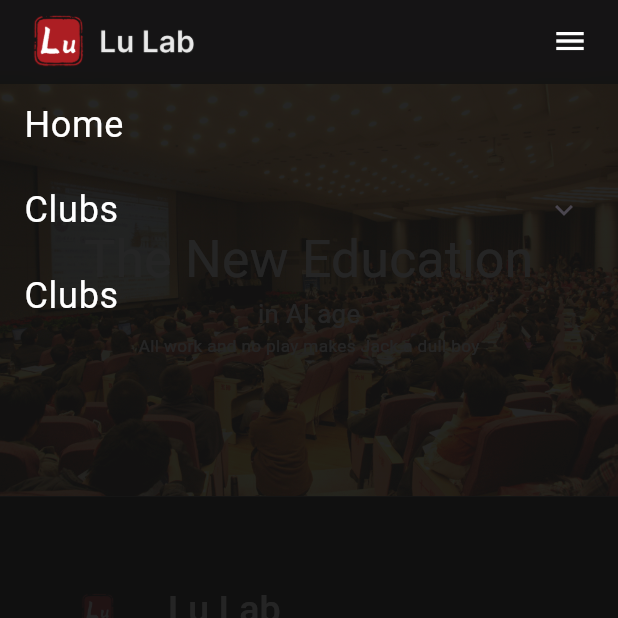
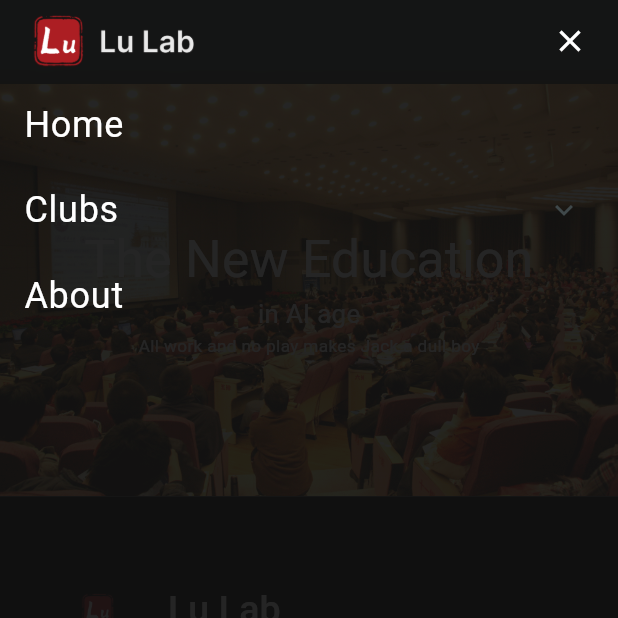
Before and after one commit to proflulab/Lulab_website, a Flutter app: the screen it shows after launch, with the side drawer open, on a phone screen of 412 x 824 dp, the top half of it. Run offline on Flutter 3.47's test engine with Material 2 defaults, Android fonts, the light colour scheme and no system bars; our stand-ins replace beamer, dropdown_button2, flutter_markdown, flutter_swiper_plus, graphql_flutter, responsive_builder and 1 more; missing offline and left inert: dart:html; network calls fail.

Commit message:
添加导航栏icon状态控制；删除全局变量dart文件；迭代侧边栏

```diff
--- a/lib/Pages/LuLab.dart
+++ b/lib/Pages/LuLab.dart
@@ -2,7 +2,6 @@ import 'dart:ui';
 import 'package:flutter/material.dart';
 import 'package:provider/provider.dart';
 import '../service/clubs_service.dart';
-import '../utils/global_data.dart';
 import '../view_model/lulab_view_model.dart';
 import '../widgets/drawer.dart';
 import '../widgets/navBar.dart';
@@ -24,13 +23,10 @@ class _LulabPageState extends State<LulabPage> {
     const AboutPage(),
   ];
 
-  bool toggleBackgroundState = false;
-
   @override
   void initState() {
     // 获取接口数据
     ClubsService.getClubs(Provider.of<LulabViewModel>(context, listen: false));
-
     super.initState();
   }
 
@@ -41,8 +37,21 @@ class _LulabPageState extends State<LulabPage> {
 
   @override
   Widget build(BuildContext context) {
+    return Consumer<LulabViewModel>(
+        builder: (context, pageControllerProvider, _) {
       return Scaffold(
-      key: GlobalData.drawerKey,
+          key: pageControllerProvider.drawerKey,
+          onDrawerChanged: (isOpened) {
+            if (isOpened) {
+              //print('Drawer is opened');
+              Provider.of<LulabViewModel>(context, listen: false)
+                  .iconSdate(false);
+            } else {
+              //print('Drawer is closed');
+              Provider.of<LulabViewModel>(context, listen: false)
+                  .iconSdate(true);
+            }
+          },
           //extendBodyBehindAppBar: true,
           drawerEdgeDragWidth: 0, // Set this to 0 to eliminate margin
           appBar: AppBar(
@@ -59,7 +68,8 @@ class _LulabPageState extends State<LulabPage> {
                     width: MediaQuery.of(context).size.width,
                     decoration: BoxDecoration(
                       borderRadius: BorderRadius.circular(5.0),
-                  color: const Color.fromARGB(255, 0, 0, 0).withOpacity(0.8),
+                      color:
+                          const Color.fromARGB(255, 0, 0, 0).withOpacity(0.8),
                     ),
                     child: const NavBar(),
                   ),
@@ -68,13 +78,10 @@ class _LulabPageState extends State<LulabPage> {
             ),
           ),
           drawer: const MobileMenu(),
-      body: Consumer<LulabViewModel>(
-          builder: (context, pageControllerProvider, _) {
-        return IndexedStack(
+          body: IndexedStack(
             index: pageControllerProvider.pageindex,
             children: _pageList,
-        );
-      }),
-    );
+          ));
+    });
   }
 }
--- a/lib/main.dart
+++ b/lib/main.dart
@@ -36,7 +36,8 @@ class MyApp extends StatelessWidget {
         title: 'Flutter Demo',
         debugShowCheckedModeBanner: false,
         theme: ThemeData(
-          colorScheme: ColorScheme.fromSeed(seedColor: Colors.deepPurple),
+          colorScheme: ColorScheme.fromSeed(
+              seedColor: const Color.fromARGB(255, 255, 255, 255)),
           useMaterial3: true,
         ),
         routerDelegate: routerDelegate,
--- a/lib/utils/global_data.dart
+++ /dev/null
@@ -1,27 +0,0 @@
-import 'package:flutter/material.dart';
-
-class GlobalData {
-  static final GlobalData _instance = GlobalData._internal();
-
-  factory GlobalData() {
-    return _instance;
-  }
-
-  GlobalData._internal();
-
-  static GlobalKey<ScaffoldState> drawerKey = GlobalKey<ScaffoldState>();
-
-  // 在这里定义你的全局变量
-  String globalString = 'Hello, World!';
-  int globalInt = 42;
-  // 添加其他需要的全局变量
-
-  // 你也可以在这个类中定义一些全局方法
-  void updateString(String newString) {
-    globalString = newString;
-  }
-
-  void updateInt(int newInt) {
-    globalInt = newInt;
-  }
-}
--- a/lib/view_model/lulab_view_model.dart
+++ b/lib/view_model/lulab_view_model.dart
@@ -5,32 +5,42 @@ import '../model/clubs_model.dart';
 class LulabViewModel with ChangeNotifier {
   int pageindex = 0;
 
+  final GlobalKey<ScaffoldState> _drawerKey = GlobalKey<ScaffoldState>();
+
   List<Clubs> _clubsdata = [];
 
   Clubs? _clubdata;
 
   List<String> _clubName = [];
 
+  bool _iconsdate = true;
+
   void toPage(int page) {
     pageindex = page;
     notifyListeners();
   }
 
-  setClubsList(List<Clubs> clubsdata) {
+  void iconSdate(bool sdate) {
+    _iconsdate = sdate;
+    notifyListeners();
+  }
+
+  void setClubsList(List<Clubs> clubsdata) {
     _clubsdata = clubsdata;
 
     notifyListeners();
   }
 
   //提取俱乐部名字并转成列表
-  getClubNameList(List<Clubs> clubsdata) {
+  void getClubNameList(List<Clubs> clubsdata) {
     if (clubsdata.isNotEmpty) {
       _clubName = clubsdata.map((club) => club.clubname.toString()).toList();
     }
     notifyListeners();
   }
 
-  chooseClub(int club) {
+  //获取俱乐部信息
+  void chooseClub(int club) {
     _clubdata = _clubsdata[club];
   }
 
@@ -39,4 +49,8 @@ class LulabViewModel with ChangeNotifier {
   Clubs? get clubdata => _clubdata;
 
   List<String> get clubname => _clubName;
+
+  bool get iconsdate => _iconsdate;
+
+  GlobalKey<ScaffoldState> get drawerKey => _drawerKey;
 }
--- a/lib/widgets/drawer.dart
+++ b/lib/widgets/drawer.dart
@@ -1,5 +1,7 @@
 import 'package:flutter/material.dart';
+import 'package:provider/provider.dart';
 
+import '../view_model/lulab_view_model.dart';
 import 'navbar.dart';
 
 class MobileMenu extends StatelessWidget {
@@ -13,7 +15,8 @@ class MobileMenu extends StatelessWidget {
         shape: const ContinuousRectangleBorder(
           borderRadius: BorderRadius.zero,
         ),
-      child: ListView(
+        child: Consumer<LulabViewModel>(builder: (context, v, _) {
+          return ListView(
             padding: EdgeInsets.zero,
             children: <Widget>[
               mobileDrawerNavBar(context),
@@ -28,7 +31,7 @@ class MobileMenu extends StatelessWidget {
                 onTap: () {
                   // 处理 Home 菜单点击事件
                   Navigator.pop(context);
-              // 这里可以添加处理点击事件后的逻辑
+                  Provider.of<LulabViewModel>(context, listen: false).toPage(0);
                 },
               ),
               ExpansionTile(
@@ -40,67 +43,27 @@ class MobileMenu extends StatelessWidget {
                   ),
                 ),
                 children: <Widget>[
+                  for (var i = 0; i < v.clubname.length; i++)
                     ListTile(
-                title: const Text(
-                  'Clubs',
-                  style: TextStyle(
+                      title: Text(
+                        v.clubname[i],
+                        style: const TextStyle(
                           color: Color.fromARGB(255, 255, 255, 255),
                           fontSize: 24.0,
                         ),
                       ),
                       onTap: () {
-                  // 处理 a 子菜单点击事件
                         Navigator.pop(context);
-                  // 这里可以添加处理点击事件后的逻辑
-                },
-              ),
-              ListTile(
-                title: const Text(
-                  'Clubs',
-                  style: TextStyle(
-                    color: Color.fromARGB(255, 255, 255, 255),
-                    fontSize: 24.0,
-                  ),
-                ),
-                onTap: () {
-                  // 处理 b 子菜单点击事件
-                  Navigator.pop(context);
-                  // 这里可以添加处理点击事件后的逻辑
-                },
-              ),
-              ListTile(
-                title: const Text(
-                  'Clubs',
-                  style: TextStyle(
-                    color: Color.fromARGB(255, 255, 255, 255),
-                    fontSize: 24.0,
-                  ),
-                ),
-                onTap: () {
-                  // 处理 c 子菜单点击事件
-                  Navigator.pop(context);
-                  // 这里可以添加处理点击事件后的逻辑
-                },
-              ),
-              ListTile(
-                title: const Text(
-                  'Clubs',
-                  style: TextStyle(
-                    color: Color.fromARGB(255, 255, 255, 255),
-                    fontSize: 24.0,
-                  ),
-                ),
-                onTap: () {
-                  // 处理 d 子菜单点击事件
-                  Navigator.pop(context);
-                  // 这里可以添加处理点击事件后的逻辑
+                        v.chooseClub(i);
+                        Provider.of<LulabViewModel>(context, listen: false)
+                            .toPage(1);
                       },
                     ),
                 ],
               ),
               ListTile(
                 title: const Text(
-              'Clubs',
+                  'About',
                   style: TextStyle(
                     color: Color.fromARGB(255, 255, 255, 255),
                     fontSize: 24.0,
@@ -109,11 +72,11 @@ class MobileMenu extends StatelessWidget {
                 onTap: () {
                   // 处理 About 菜单点击事件
                   Navigator.pop(context);
-              // 这里可以添加处理点击事件后的逻辑
+                  Provider.of<LulabViewModel>(context, listen: false).toPage(2);
                 },
               ),
             ],
-      ),
           );
+        }));
   }
 }
--- a/lib/widgets/navBar.dart
+++ b/lib/widgets/navBar.dart
@@ -1,12 +1,14 @@
+
 import 'package:flutter/material.dart';
 import 'package:provider/provider.dart';
 import 'package:responsive_builder/responsive_builder.dart';
 
-import '../utils/global_data.dart';
 import '../values/constants.dart';
 import '../values/size_font.dart';
 import '../view_model/lulab_view_model.dart';
 import 'dropdown.dart';
+
+import 'dart:html' as html;
 
 class NavBar extends StatefulWidget {
   const NavBar({Key? key}) : super(key: key);
@@ -29,21 +31,22 @@ Widget mobileNavBar(BuildContext context) {
   return Container(
     margin: const EdgeInsets.symmetric(horizontal: 20),
     height: 70,
-    child: Row(
+    child: Consumer<LulabViewModel>(builder: (context, v, _) {
+      return Row(
         mainAxisAlignment: MainAxisAlignment.spaceBetween,
         children: [
-        navLogo(),
+          navLogo(context),
           GestureDetector(
               onTap: (() {
-            GlobalData.drawerKey.currentState!.openDrawer();
+                v.drawerKey.currentState!.openDrawer();
               }),
-          child: const Icon(
-            Icons.menu,
+              child: Icon(
+                v.iconsdate ? Icons.menu : Icons.close,
                 color: Colors.white,
-          ),
-        ),
+              )),
         ],
-    ),
+      );
+    }),
   );
 }
 
@@ -54,13 +57,13 @@ Widget mobileDrawerNavBar(BuildContext context) {
     child: Row(
       mainAxisAlignment: MainAxisAlignment.spaceBetween,
       children: [
-        navLogo(),
+        navLogo(context),
         GestureDetector(
           onTap: (() {
             Navigator.of(context).pop();
           }),
           child: const Icon(
-            Icons.menu,
+            Icons.close,
             color: Colors.white,
           ),
         ),
@@ -76,7 +79,7 @@ Widget deskTopNavBar(BuildContext context) {
     child: Row(
       mainAxisAlignment: MainAxisAlignment.spaceEvenly,
       children: [
-        navLogo(),
+        navLogo(context),
         Row(
           children: [
             navButton('Home', 0, context),
@@ -120,11 +123,14 @@ Widget navButton(String text, int page, BuildContext context) {
   );
 }
 
-Widget navLogo() {
-  return Container(
+Widget navLogo(BuildContext context) {
+  return InkWell(
+      onTap: () {
+        html.window.location.reload();
+      },
+      child: Container(
           width: 110,
           decoration: const BoxDecoration(
-        image:
-            DecorationImage(image: AssetImage(Assets.logoLulab), fit: BoxFit.contain)),
-  );
+              image: DecorationImage(
+                  image: AssetImage(Assets.logoLulab), fit: BoxFit.contain))));
 }
```
Also changed, not shown: 3 other files. Lines whose indentation alone changed are shown as unchanged.
